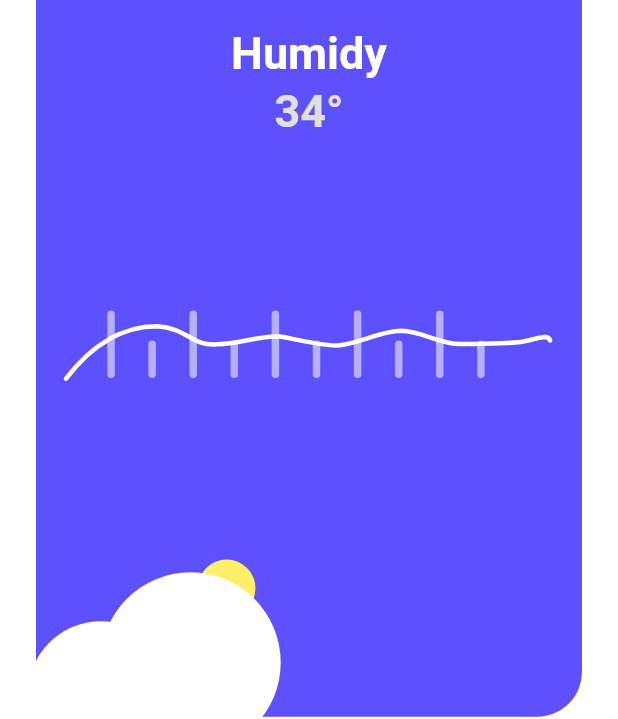
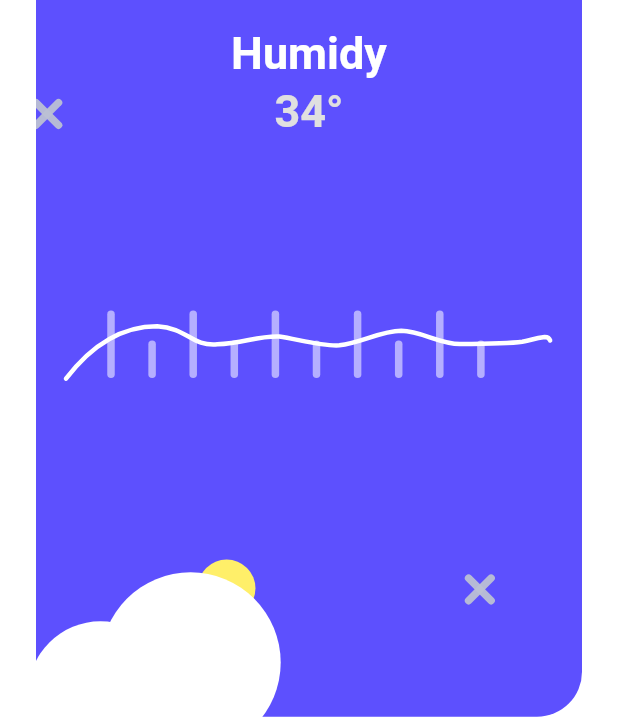
Before and after one commit to mubaracktahir/weatherAppNew, a Flutter app: the WeatherScreen screen opened directly, after a tap on "25°", on a phone screen of 412 x 824 dp. Shown: the part 419-1138 px from the top of the screen. Run offline on Flutter 3.47's test engine with Material 2 defaults, Android fonts, the phone set to English and light mode, and no system bars; our stand-ins replace shared_preferences; missing offline and left inert: drawable; accounts and stored records are empty.

Commit message:
added custom cross component and animate the position

```diff
--- a/weather_app/lib/presentation/screens/examplePaint.dart
+++ b/weather_app/lib/presentation/screens/examplePaint.dart
@@ -1,6 +1,8 @@
 import 'package:flutter/material.dart';
 import 'package:weather_app/presentation/widgets/customCloudySun.dart';
 import 'package:weather_app/presentation/widgets/customLineStroke.dart';
+import 'package:weather_app/presentation/widgets/custom_background_cloud.dart';
+import 'package:weather_app/presentation/widgets/custom_line_cross.dart';
 
 class ExamplePaint extends StatelessWidget {
   @override
@@ -18,8 +20,8 @@ class ExamplePaint extends StatelessWidget {
               decoration: BoxDecoration(
                   border: Border.all(width: 1, color: Colors.white)),
               child: CustomPaint(
-                size: Size(300, 70),
-                painter: CustomLineStroke(),
+                size: Size(100, 100),
+                painter: CustomLineCross(isSmallCross: true),
               ),
             ),
           ),
--- /dev/null
+++ b/weather_app/lib/presentation/widgets/custom_background_cloud.dart
@@ -0,0 +1,16 @@
+import 'package:flutter/material.dart';
+
+class CustomBackGroundCloud extends CustomPainter {
+  @override
+  void paint(Canvas canvas, Size size) {
+    canvas.drawCircle(Offset(size.width * 0.35, size.height * 0.60),
+        size.width * 0.20, Paint()..color = Colors.grey);
+    canvas.drawCircle(Offset(size.width * 0.60, size.height * 0.50),
+        size.width * 0.25, Paint()..color = Colors.grey);
+  }
+
+  @override
+  bool shouldRepaint(covariant CustomPainter oldDelegate) {
+    return false;
+  }
+}
--- /dev/null
+++ b/weather_app/lib/presentation/widgets/custom_line_cross.dart
@@ -0,0 +1,47 @@
+import 'package:flutter/material.dart';
+import 'package:weather_app/utils/app_color.dart';
+
+class CustomLineCross extends CustomPainter {
+  final bool isSmallCross;
+
+  CustomLineCross({this.isSmallCross});
+  @override
+  void paint(Canvas canvas, Size size) {
+    if (isSmallCross) {
+      canvas.drawLine(
+          Offset(0, size.height),
+          Offset(size.width * 0.07, size.height * 0.93),
+          Paint()
+            ..strokeCap = StrokeCap.round
+            ..color = AppColor.backgroundDesign
+            ..strokeWidth = 2.0);
+      canvas.drawLine(
+          Offset(size.width * 0.07, size.height),
+          Offset(0, size.height * 0.93),
+          Paint()
+            ..strokeCap = StrokeCap.round
+            ..color = AppColor.backgroundDesign
+            ..strokeWidth = 2.0);
+    } else {
+      canvas.drawLine(
+          Offset(0, size.height),
+          Offset(size.width * 0.15, size.height * 0.85),
+          Paint()
+            ..strokeCap = StrokeCap.round
+            ..color = AppColor.backgroundDesign
+            ..strokeWidth = 5.0);
+      canvas.drawLine(
+          Offset(size.width * 0.15, size.height),
+          Offset(0, size.height * 0.85),
+          Paint()
+            ..strokeCap = StrokeCap.round
+            ..color = AppColor.backgroundDesign
+            ..strokeWidth = 5.0);
+    }
+  }
+
+  @override
+  bool shouldRepaint(covariant CustomPainter oldDelegate) {
+    return false;
+  }
+}
--- a/weather_app/lib/presentation/widgets/weather_day_tile.dart
+++ b/weather_app/lib/presentation/widgets/weather_day_tile.dart
@@ -43,6 +43,7 @@ class WeatherDayTile extends StatelessWidget {
                 )
               ],
             ),
+            child: Container(
               child: Column(
                 children: [
                   Text(
@@ -91,6 +92,7 @@ class WeatherDayTile extends StatelessWidget {
                 ],
               ),
             ),
+          ),
           SizedBox(
             height: 10.0,
           )
--- a/weather_app/lib/presentation/widgets/weather_display_tile.dart
+++ b/weather_app/lib/presentation/widgets/weather_display_tile.dart
@@ -1,5 +1,6 @@
 import 'package:flutter/material.dart';
 import 'package:weather_app/presentation/widgets/customLineStroke.dart';
+import 'package:weather_app/presentation/widgets/custom_line_cross.dart';
 import 'package:weather_app/utils/app_color.dart';
 import './customCloudySun.dart';
 
@@ -84,6 +85,25 @@ class _WeatherDisplayTileState extends State<WeatherDisplayTile>
             ],
           ),
         ),
+        AnimatedPositioned(
+          duration: Duration(milliseconds: 200),
+          left: widget.increaseTile ? 0.0 : _size.width * 0.15,
+          top: widget.increaseTile ? _size.height * 0.2 : _size.height * 0.010,
+          child: CustomPaint(
+            size: Size(100, 100),
+            painter: CustomLineCross(isSmallCross: !widget.increaseTile),
+          ),
+        ),
+        AnimatedPositioned(
+          duration: Duration(milliseconds: 200),
+          bottom:
+              widget.increaseTile ? _size.height * 0.10 : _size.width * 0.15,
+          left: widget.increaseTile ? _size.width * 0.7 : _size.width * 0.05,
+          child: CustomPaint(
+            size: Size(100, 100),
+            painter: CustomLineCross(isSmallCross: !widget.increaseTile),
+          ),
+        ),
         Positioned(
           top: _size.height * 0.45,
           right: 0.0,
--- a/weather_app/lib/utils/app_color.dart
+++ b/weather_app/lib/utils/app_color.dart
@@ -14,4 +14,5 @@ class AppColor {
   static final gradientTop = Color(0xff5D50FE);
   static final gradientBottom = Color(0xff008CFF);
   static final homeSunColor = Color(0xffffef69);
+  static final backgroundDesign = Color(0xffbbc0d4).withOpacity(0.95);
 }
```
Lines whose indentation alone changed are shown as unchanged.
